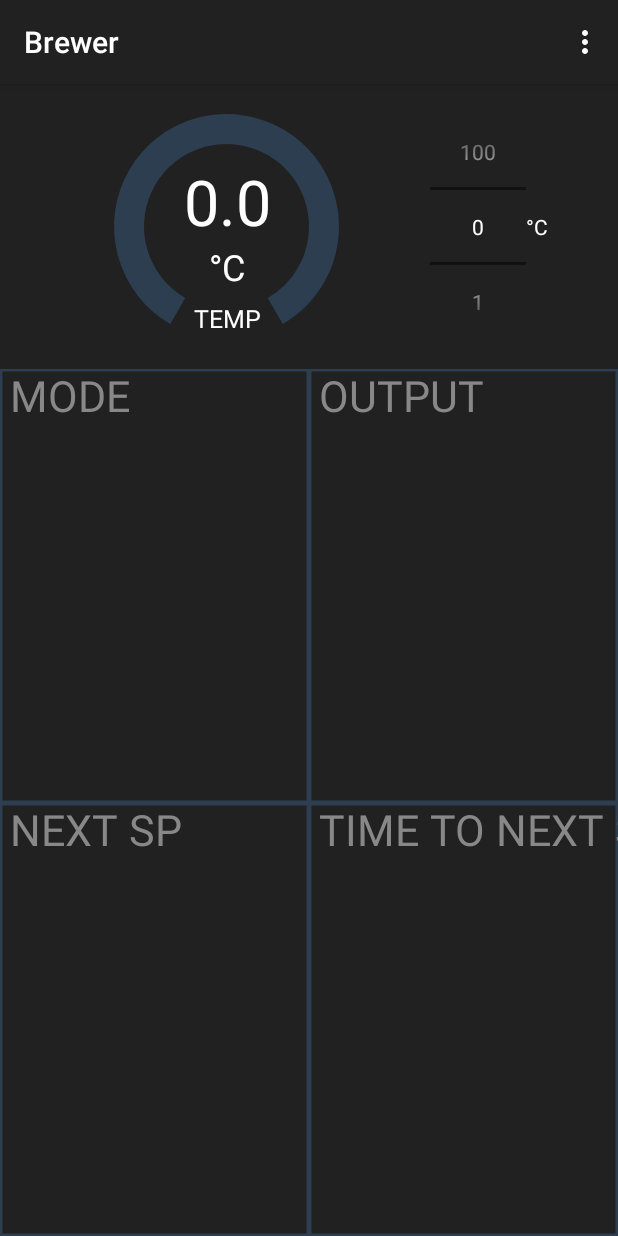
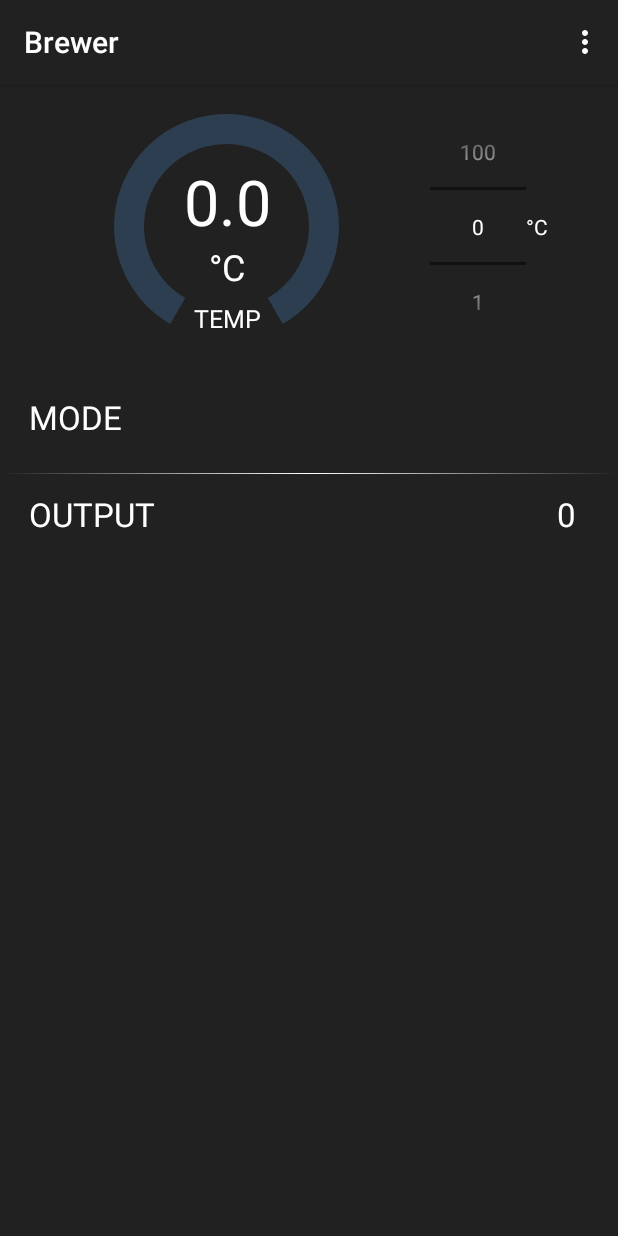
Before and after one commit to erostamas/brewer_android, an Android app: the screen it shows after launch (MainActivity), on a phone screen of 412 x 824 dp. Run offline under Robolectric (Android 15) with nearby library versions, the phone set to English and light mode, and no system bars; 1 statement that could not run was skipped.

Commit message:
Misc data as listview on control fragment

```diff
--- a/Brewer/app/src/main/java/erostamas/brewer/ControlFragment.java
+++ b/Brewer/app/src/main/java/erostamas/brewer/ControlFragment.java
@@ -1,6 +1,7 @@
 package erostamas.brewer;
 
 import android.content.DialogInterface;
+import android.graphics.drawable.GradientDrawable;
 import android.net.DhcpInfo;
 import android.net.wifi.WifiManager;
 import android.os.Bundle;
@@ -15,10 +16,13 @@ import android.view.ViewGroup;
 import android.view.WindowManager;
 import android.widget.EditText;
 import android.widget.ImageButton;
+import android.widget.ListView;
 import android.widget.NumberPicker;
 
 import java.net.InetAddress;
 import java.net.UnknownHostException;
+import java.util.Timer;
+import java.util.TimerTask;
 import java.util.concurrent.Executors;
 import java.util.concurrent.ScheduledExecutorService;
 import java.util.concurrent.TimeUnit;
@@ -27,7 +31,10 @@ import erostamas.brewer.Views.Gauge;
 
 import static android.content.Context.WIFI_SERVICE;
 import static erostamas.brewer.MainActivity.controlFragmentView;
+import static erostamas.brewer.MainActivity.currentSetpoint;
+import static erostamas.brewer.MainActivity.currentTemperature;
 import static erostamas.brewer.MainActivity.mainActivity;
+import static erostamas.brewer.MainActivity.previousSetpoint;
 
 /**
  * Created by etamero on 2016.06.28..
@@ -39,6 +46,8 @@ public class ControlFragment extends Fragment {
      */
     private static final String ARG_SECTION_NUMBER = "section_number";
     private ScheduledExecutorService scheduleTaskExecutor;
+    private MiscDataListAdapter miscDataListAdapter = new MiscDataListAdapter();
+    private Timer uiUpdateTimer;
     /**
      * Returns a new instance of this fragment for the given section
      * number.
@@ -71,7 +80,11 @@ public class ControlFragment extends Fragment {
                 sender.execute(msg);
             }
         });
-
+        ListView miscDataList = (ListView) controlFragmentView.findViewById(R.id.misc_data_list);
+        miscDataList.setAdapter(miscDataListAdapter);
+        int[] colors = {0, 0xFFFFFFFF, 0};
+        miscDataList.setDivider(new GradientDrawable(GradientDrawable.Orientation.RIGHT_LEFT, colors));
+        miscDataList.setDividerHeight(1);
         return rootView;
     }
 
@@ -101,5 +114,34 @@ public class ControlFragment extends Fragment {
         } catch (UnknownHostException ex) {
             Log.e("brewer", "Unknown host exception");
         }
+
+        uiUpdateTimer = new Timer();
+        uiUpdateTimer.schedule(new TimerTask() {
+            @Override
+            public void run() {
+                mainActivity.runOnUiThread(new Runnable() {
+                    public void run() {
+                        updateUI();
+                    }
+                });
+            }
+        }, 0, 1000); // 10000 is in miliseconds, this executes every 10 seconds
+
+    }
+
+    private void updateUI() {
+        if (controlFragmentView == null || currentTemperature == -1.0) {
+            return;
+        }
+        Gauge tempview = (Gauge) controlFragmentView.findViewById(R.id.current_temp);
+        tempview.set(currentTemperature);
+
+        miscDataListAdapter.notifyDataSetChanged();
+
+        NumberPicker setpointview = (NumberPicker) controlFragmentView.findViewById(R.id.setpoint);
+        if (currentSetpoint != previousSetpoint) {
+            previousSetpoint = currentSetpoint;
+            setpointview.setValue(currentSetpoint);
+        }
     }
 }
--- a/Brewer/app/src/main/java/erostamas/brewer/MainActivity.java
+++ b/Brewer/app/src/main/java/erostamas/brewer/MainActivity.java
@@ -64,33 +64,18 @@ public class MainActivity extends AppCompatActivity {
     }
     public static void updateUI(){
 
-        if (currentTemperature == -1.0) {
-            return;
-        }
-        Gauge tempview = (Gauge) controlFragmentView.findViewById(R.id.current_temp);
-        tempview.set(currentTemperature);
+        //DataDisplay outputview = (DataDisplay) controlFragmentView.findViewById(R.id.current_output);
+        //outputview.set(Integer.toString(currentOutput));
 
-        DataDisplay modeview = (DataDisplay) controlFragmentView.findViewById(R.id.current_mode);
-        modeview.set(currentMode);
-
-        NumberPicker setpointview = (NumberPicker) controlFragmentView.findViewById(R.id.setpoint);
-        if (currentSetpoint != previousSetpoint) {
-            previousSetpoint = currentSetpoint;
-            setpointview.setValue(currentSetpoint);
-        }
-
-        DataDisplay outputview = (DataDisplay) controlFragmentView.findViewById(R.id.current_output);
-        outputview.set(Integer.toString(currentOutput));
-
-        DataDisplay nextsetpointview = (DataDisplay) controlFragmentView.findViewById(R.id.next_setpoint);
-        DataDisplay timetonextsetpointview = (DataDisplay) controlFragmentView.findViewById(R.id.time_to_next_segment);
-        if (currentMode == "AUTO") {
-            nextsetpointview.set(String.format("%.1f", nextSetpoint));
-            timetonextsetpointview.set(Double.toString(timeToNextSetpoint));
-        } else {
-            nextsetpointview.set("");
-            timetonextsetpointview.set("");
-        }
+        //DataDisplay nextsetpointview = (DataDisplay) controlFragmentView.findViewById(R.id.next_setpoint);
+        //DataDisplay timetonextsetpointview = (DataDisplay) controlFragmentView.findViewById(R.id.time_to_next_segment);
+        //if (currentMode == "AUTO") {
+        //    nextsetpointview.set(String.format("%.1f", nextSetpoint));
+        //    timetonextsetpointview.set(Double.toString(timeToNextSetpoint));
+        //} else {
+        //    nextsetpointview.set("");
+        //    timetonextsetpointview.set("");
+        //}
     }
 
     @Override
--- /dev/null
+++ b/Brewer/app/src/main/java/erostamas/brewer/MiscData.java
@@ -0,0 +1,14 @@
+package erostamas.brewer;
+
+/**
+ * Created by etamero on 2017.11.05..
+ */
+
+public class MiscData {
+    MiscData(String name, String value) {
+        _name = name;
+        _value = value;
+    }
+    public String _name;
+    public String _value;
+}
--- /dev/null
+++ b/Brewer/app/src/main/java/erostamas/brewer/MiscDataListAdapter.java
@@ -0,0 +1,65 @@
+package erostamas.brewer;
+
+import android.util.Log;
+import android.view.LayoutInflater;
+import android.view.View;
+import android.view.ViewGroup;
+import android.widget.BaseAdapter;
+import android.widget.TextView;
+
+import java.lang.reflect.Array;
+import java.util.ArrayList;
+import java.util.Collections;
+import java.util.HashMap;
+
+import static erostamas.brewer.MainActivity.mainActivity;
+
+/**
+ * Created by etamero on 2016.06.30..
+ */
+
+public class MiscDataListAdapter extends BaseAdapter{
+    public MiscDataListAdapter() {
+        notifyDataSetChanged();
+    }
+    ArrayList<MiscData> _miscData = new ArrayList<>();
+    @Override
+    public int getCount() {
+        return _miscData.size();
+    }
+
+    @Override
+    public Object getItem(int i) {
+        return null;
+    }
+
+    @Override
+    public View getView(int position, View convertView, ViewGroup parent) {
+        final View result;
+
+        if (convertView == null) {
+            result = LayoutInflater.from(parent.getContext()).inflate(R.layout.misc_data_list_item, parent, false);
+        } else {
+            result = convertView;
+        }
+        TextView name_text = (TextView) result.findViewById(R.id.data_name);
+        TextView value_text = (TextView) result.findViewById(R.id.data_value);
+
+        name_text.setText(_miscData.get(position)._name);
+        value_text.setText(_miscData.get(position)._value);
+        return result;
+    }
+
+    @Override
+    public long getItemId(int arg0) {
+        return arg0;
+    }
+
+    @Override
+    public void notifyDataSetChanged() {
+        _miscData.clear();
+        _miscData.add(new MiscData("MODE", mainActivity.currentMode));
+        _miscData.add(new MiscData("OUTPUT", Integer.toString(mainActivity.currentOutput)));
+        super.notifyDataSetChanged();
+    }
+}
--- a/Brewer/app/src/main/res/layout/fragment_control.xml
+++ b/Brewer/app/src/main/res/layout/fragment_control.xml
@@ -38,70 +38,14 @@
             android:layout_centerVertical="true"
             android:text="°C"
             android:textColor="@android:color/white"/>
-    </RelativeLayout>>
-    <TableLayout
+    </RelativeLayout>
+
+    <ListView
         android:layout_width="match_parent"
-        android:layout_height="match_parent"
-        android:layout_alignParentBottom="true"
-        android:layout_below="@+id/tempSetterLayout"
-        android:layout_marginTop="10dp"
-        android:stretchColumns="*">
-        <TableRow
-            android:id="@+id/tableRow1"
-            android:layout_width="fill_parent"
-            android:layout_height="0dp"
-            android:layout_weight="1">
-
-        <erostamas.brewer.Views.DataDisplay xmlns:customNS="http://schemas.android.com/apk/res/erostamas.brewer"
-            android:id="@+id/current_mode"
-            android:layout_width="0dp"
-            android:layout_height="fill_parent"
-            android:layout_weight="1"
-            customNS:name="MODE"
-            android:layout_marginBottom="0dp"
-            android:layout_marginRight="0dp"
-            android:background="?attr/colorPrimary"/>
-
-        <erostamas.brewer.Views.DataDisplay xmlns:customNS="http://schemas.android.com/apk/res/erostamas.brewer"
-            android:id="@+id/current_output"
-            android:layout_width="0dp"
-            android:layout_height="fill_parent"
-            android:layout_weight="1"
-            customNS:name="OUTPUT"
-            customNS:unit="%"
-            android:layout_marginBottom="0dp"
-            android:layout_marginLeft="0dp"
-            android:background="?attr/colorPrimary"/>
-        </TableRow>
-
-        <TableRow
-            android:id="@+id/tableRow2"
-            android:layout_width="fill_parent"
-            android:layout_height="0dp"
-            android:layout_weight="1" >
-
-            <erostamas.brewer.Views.DataDisplay xmlns:customNS="http://schemas.android.com/apk/res/erostamas.brewer"
-                android:id="@+id/next_setpoint"
-                android:layout_width="0dp"
-                android:layout_height="fill_parent"
-                android:layout_weight="1"
-                customNS:name="NEXT SP"
-                customNS:unit="°C"
-                android:layout_marginTop="0dp"
-                android:layout_marginRight="0dp"
-                android:background="?attr/colorPrimary"/>
-
-            <erostamas.brewer.Views.DataDisplay xmlns:customNS="http://schemas.android.com/apk/res/erostamas.brewer"
-                android:id="@+id/time_to_next_segment"
-                android:layout_width="0dp"
-                android:layout_height="fill_parent"
-                android:layout_weight="1"
-                customNS:name="TIME TO NEXT SP"
-                android:layout_marginTop="0dp"
-                android:layout_marginLeft="0dp"
-                android:background="?attr/colorPrimary"/>
-        </TableRow>
-
-    </TableLayout>
+        android:layout_height="wrap_content"
+        android:layout_below="@id/tempSetterLayout"
+        android:layout_marginTop="15dp"
+        android:layout_centerHorizontal="true"
+        android:id="@+id/misc_data_list" />
 
 </RelativeLayout>
--- /dev/null
+++ b/Brewer/app/src/main/res/layout/misc_data_list_item.xml
@@ -0,0 +1,32 @@
+<?xml version="1.0" encoding="utf-8"?>
+<RelativeLayout xmlns:android="http://schemas.android.com/apk/res/android"
+    android:layout_width="match_parent"
+    android:layout_height="match_parent"
+    android:background="?attr/colorPrimary"
+    android:minHeight="?android:attr/listPreferredItemHeight">
+    <TextView
+        android:text="Name"
+        android:layout_width="wrap_content"
+        android:layout_height="wrap_content"
+        android:layout_alignParentTop="true"
+        android:layout_alignParentStart="true"
+        android:layout_marginStart="19dp"
+        android:layout_marginTop="12dp"
+        android:textColor="@android:color/background_light"
+        android:id="@+id/data_name"
+        android:textAppearance="@style/TextAppearance.AppCompat.Large"
+        android:textAlignment="viewStart" />
+
+    <TextView
+        android:text="Value"
+        android:layout_width="wrap_content"
+        android:layout_height="wrap_content"
+        android:layout_marginEnd="28dp"
+        android:id="@+id/data_value"
+        android:textAppearance="@style/TextAppearance.AppCompat.Large"
+        android:textAlignment="viewEnd"
+        android:textColor="@android:color/background_light"
+        android:layout_alignBaseline="@+id/data_name"
+        android:layout_alignBottom="@+id/data_name"
+        android:layout_alignParentEnd="true" />
+</RelativeLayout>
```
